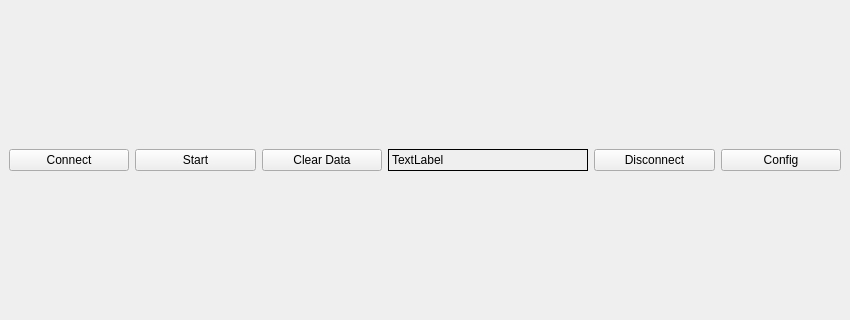
Old version of the form mainwindow.ui in the repository YoakamWang/QT-catch-serial-data-pulse-; both pictures show x 0 to 850 and y 129 to 449 of the 850 by 600 pixel window.
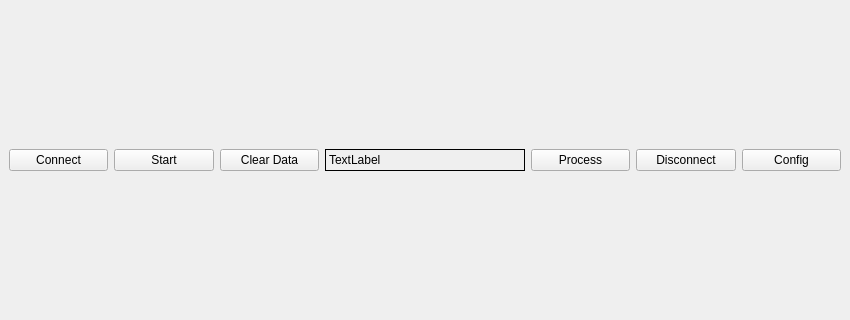
New version of the form.

Patch:
```diff
--- a/mainwindow.ui
+++ b/mainwindow.ui
@@ -60,6 +60,13 @@
         </property>
        </widget>
       </item>
+      <item>
+       <widget class="QPushButton" name="pushButton">
+        <property name="text">
+         <string>Process</string>
+        </property>
+       </widget>
+      </item>
       <item>
        <widget class="QPushButton" name="disconnectButton">
         <property name="text">
```
Left out of the diff: 6 changed lines with no effect on the pictures.
